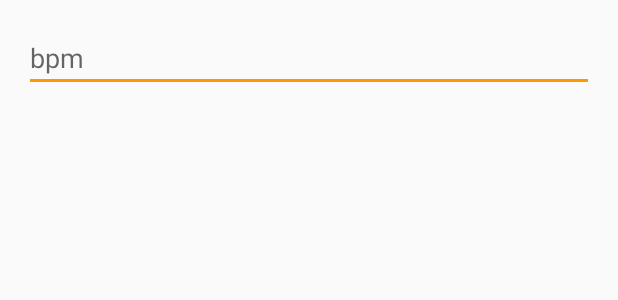
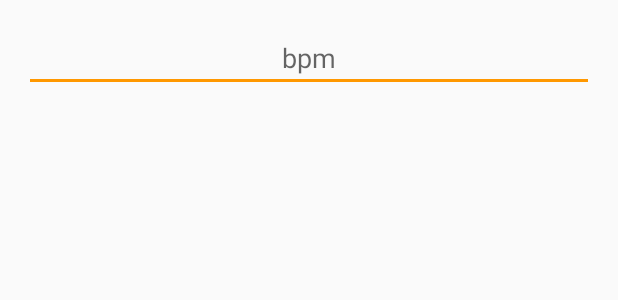
Before and after one commit to kubols/Metronome, an Android app: the layout dialog_bpm_picker.xml on its own in the app's theme, with its tools: preview values and no code run, on a phone screen of 412 x 824 dp. Shown: the top 300 px of the screen. Run offline under Robolectric (Android 15) with nearby library versions, the phone set to English and light mode, and no system bars.

Commit message:
Bpm Picker EditText digits restriction and centered layout

```diff
--- a/app/src/main/res/layout/dialog_bpm_picker.xml
+++ b/app/src/main/res/layout/dialog_bpm_picker.xml
@@ -12,8 +12,9 @@
         android:layout_marginLeft="16dp"
         android:layout_marginRight="16dp"
         android:layout_marginBottom="16dp"
+        android:gravity="center"
         android:inputType="number"
-        android:numeric="integer"
+        android:maxLength="3"
         android:hint="bpm"/>
 
 </LinearLayout>
```
